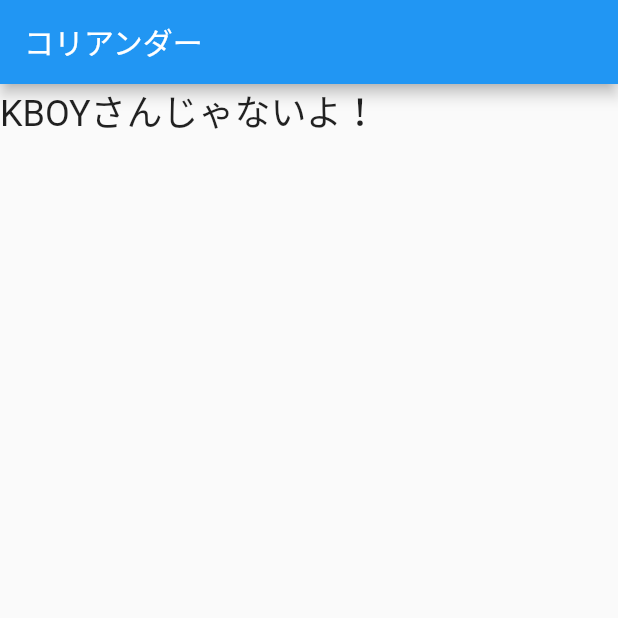
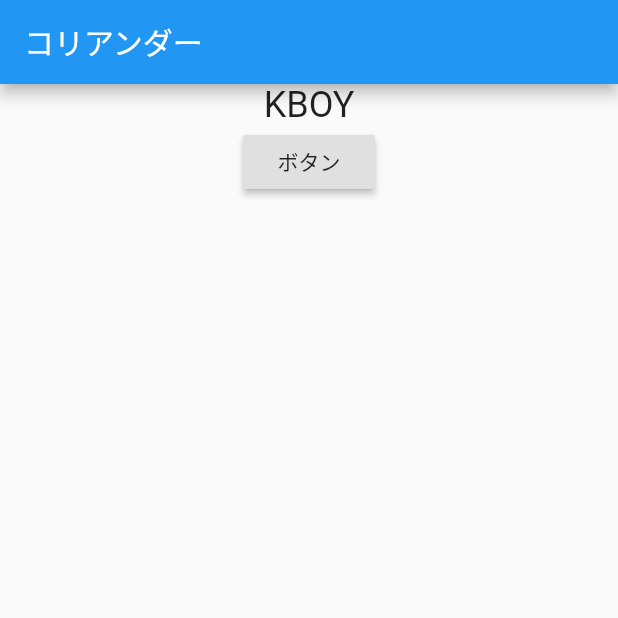
Before and after one commit to oka-teruhiro/coriandar, a Flutter app: the screen it shows after launch, on a phone screen of 412 x 824 dp, the top half of it. Run offline on Flutter 3.47's test engine with Material 2 defaults, Android fonts, the phone set to English and light mode, and no system bars.

Commit message:
third commit

```diff
--- a/lib/main.dart
+++ b/lib/main.dart
@@ -1,4 +1,6 @@
 import 'package:flutter/material.dart';
+import 'package:flutterapp7/main_model.dart';
+import 'package:provider/provider.dart';
 
 void main() {
   runApp(MyApp());
@@ -9,14 +11,33 @@ class MyApp extends StatelessWidget {
   Widget build(BuildContext context) {
     return MaterialApp(
       title: 'Flutter Demo',
-      home: Scaffold(
+      home: ChangeNotifierProvider<MainModel>(
+        create: (_) => MainModel(),
+        child: Scaffold(
           appBar: AppBar(
             title: Text('コリアンダー')
           ),
-        body: Text(
-          'KBOYさんじゃないよ！',
+          body: Consumer<MainModel>(builder: (context, model, child) {
+              return Center(
+                child: Column(
+                  children: <Widget>[
+                    Text(
+                     model.KboyText,
                       style: TextStyle(
                         fontSize: 24,
+                        ),
+                      ),
+                    RaisedButton(
+                        child: Text('ボタン'),
+                        onPressed: () {
+                          //　ここで何かをする
+                          model.changeKboyText();
+                        },
+                    )
+                  ],
+                ),
+              );
+            }
           ),
           ),
       ),
--- /dev/null
+++ b/lib/main_model.dart
@@ -0,0 +1,11 @@
+
+import 'package:flutter/material.dart';
+
+class MainModel extends ChangeNotifier {
+  String KboyText = 'KBOY';
+
+  void changeKboyText(){
+    KboyText = 'KBOYさんかっこいい';
+    notifyListeners();
+  }
+}
```
Lines whose indentation alone changed are shown as unchanged.
